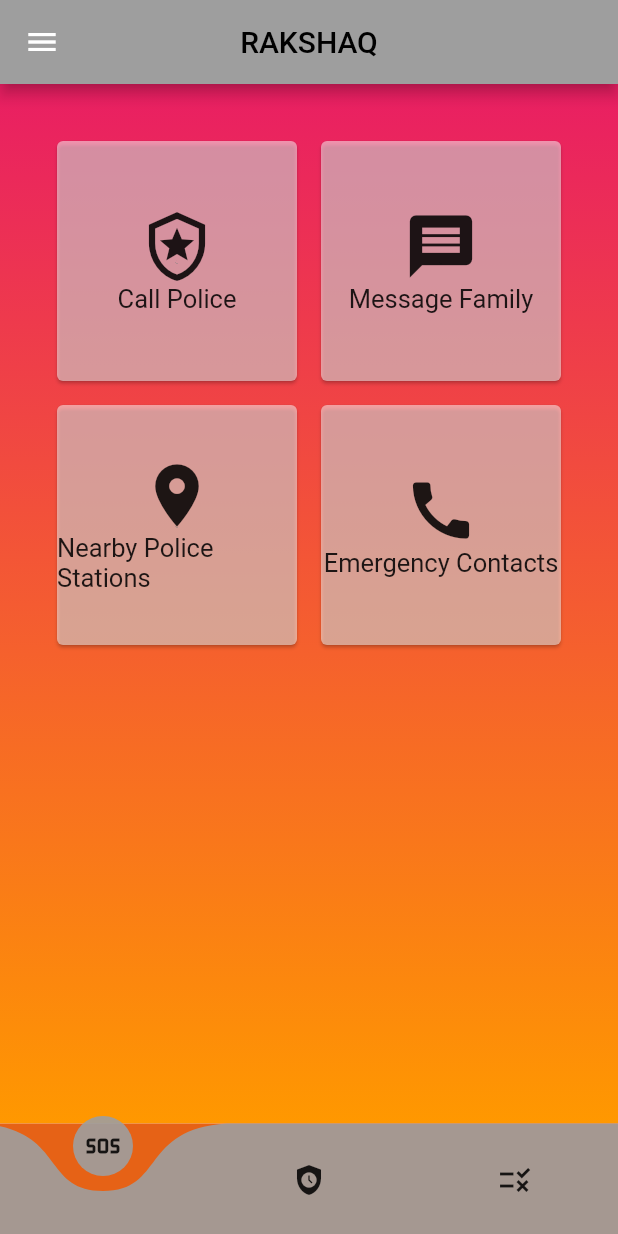
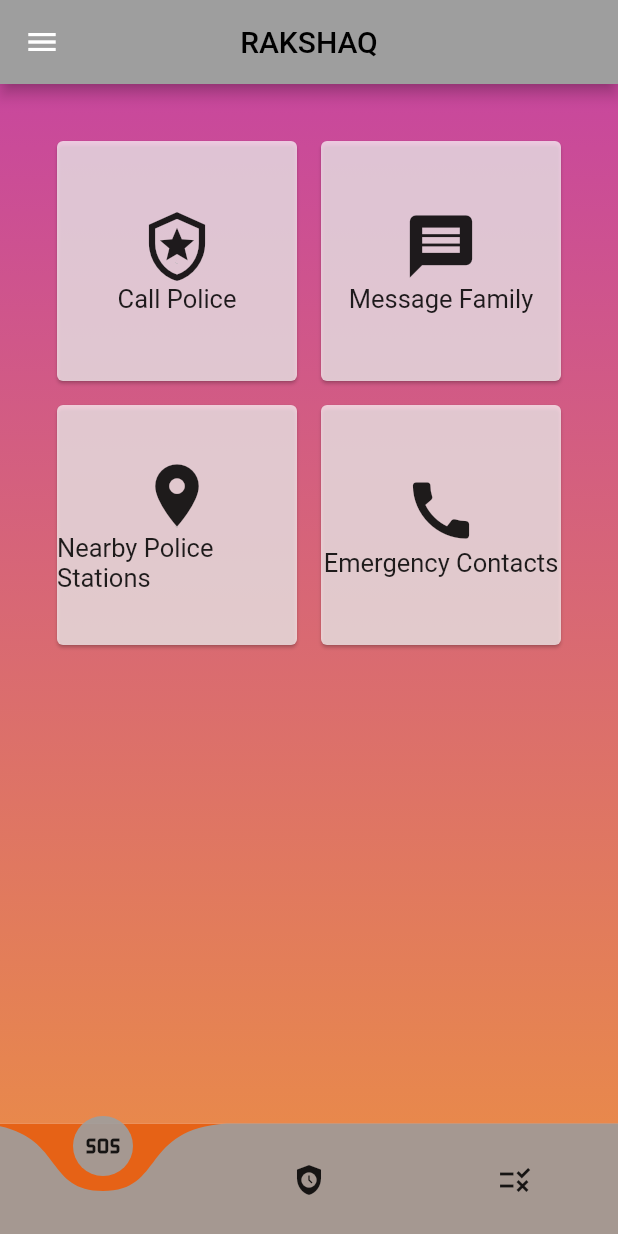
Before and after one commit to Arjun2002tiwari/my_app, a Flutter app: the Dash screen opened directly, after a tap on "Call Police", on a phone screen of 412 x 824 dp. Run offline on Flutter 3.47's test engine with Material 2 defaults, Android fonts, the light colour scheme and no system bars; drawn by our look-alikes of curved_navigation_bar; our stand-ins replace geolocator, google_maps_flutter, pinput; missing offline and left inert: flutter_phone_direct_caller; network calls fail.

Commit message:
caling function(arjun)

```diff
--- a/lib/dash.dart
+++ b/lib/dash.dart
@@ -3,6 +3,7 @@
 import 'package:curved_navigation_bar/curved_navigation_bar.dart';
 import 'package:flutter/material.dart';
 import 'package:my_app/emergency.dart';
+import 'package:flutter_phone_direct_caller/flutter_phone_direct_caller.dart';
 
 import 'Location.dart';
 
@@ -36,8 +37,8 @@ class InitState extends State<Dash> {
             begin: Alignment.topCenter,
             end:Alignment.bottomCenter,
             colors:[
-              Colors.pink,
-              Colors.orange,
+              Color(0xFFC8479D),
+              Color(0XFFE8884C),
             ],
             ),
               ),
@@ -80,8 +81,8 @@ class InitState extends State<Dash> {
             begin: Alignment.topCenter,
             end:Alignment.bottomCenter,
             colors:[
-              Colors.pink,
-              Colors.orange,
+              Color(0xFFC8479D),
+              Color(0XFFE8884C),
             ],
             ),
         ),
@@ -90,10 +91,12 @@ class InitState extends State<Dash> {
             crossAxisCount: 2,
             children: <Widget>[
               Card(
-                color:Colors.white.withOpacity(0.5),
+                color:Colors.white.withOpacity(0.7),
                   margin: EdgeInsets.all(8.0),
                   child: InkWell(
-                      onTap: () {},
+                      onTap: () async {
+                        await FlutterPhoneDirectCaller.callNumber("100");
+                      },
                       splashColor: Colors.orange,
                       child: Center(
                           child: Column(
@@ -105,7 +108,7 @@ class InitState extends State<Dash> {
                         ],
                       )))),
               Card(
-                color:Colors.white.withOpacity(0.5),
+                color:Colors.white.withOpacity(0.7),
                   margin: EdgeInsets.all(8.0),
                   child: InkWell(
                       onTap: () {},
@@ -120,7 +123,7 @@ class InitState extends State<Dash> {
                         ],
                       )))),
               Card(
-                color:Colors.white.withOpacity(0.5),
+                color:Colors.white.withOpacity(0.7),
                   margin: EdgeInsets.all(8.0),
                   child: InkWell(
                       onTap: () {
@@ -138,7 +141,7 @@ class InitState extends State<Dash> {
                         ],
                       )))),
               Card(
-                color:Colors.white.withOpacity(0.5),
+                color:Colors.white.withOpacity(0.7),
                   margin: EdgeInsets.all(8.0),
                   child: InkWell(
                       onTap: () {
```
